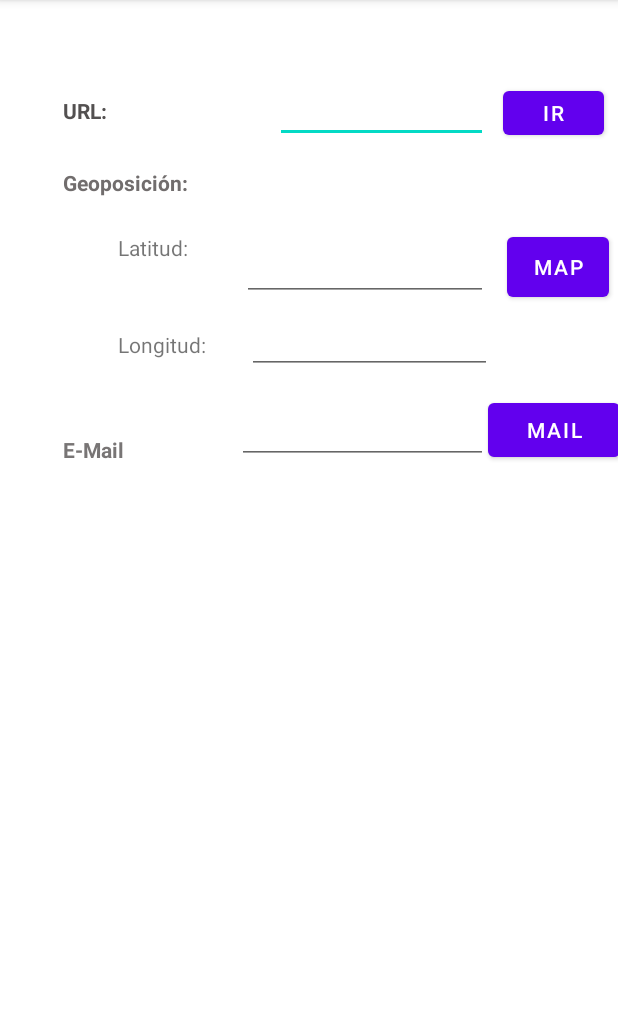
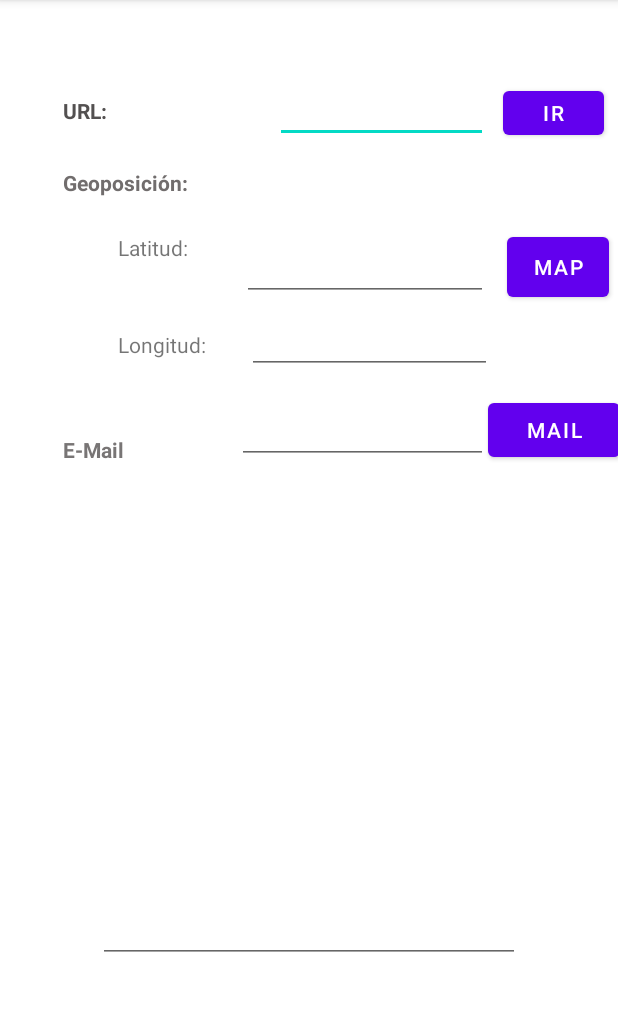
Before and after one commit to heisenferg/IntentsGeoEmail, an Android app: the screen it shows after launch (MainActivity), on a phone screen of 412 x 824 dp, the part 84-1095 px from its top. Run offline under Robolectric (Android 15) with nearby library versions, the phone set to English and light mode, and no system bars.

Commit message:
2 Final - 3 FINAl ejercicio intent Filter oK

```diff
--- a/app/src/main/AndroidManifest.xml
+++ b/app/src/main/AndroidManifest.xml
@@ -17,6 +17,12 @@
 
                 <category android:name="android.intent.category.LAUNCHER" />
             </intent-filter>
+
+            <intent-filter>
+                <action android:name="android.intent.action.SEND"/>
+                <category android:name="android.intent.category.DEFAULT"/>
+                <data android:mimeType="text/plain"/>
+            </intent-filter>
         </activity>
     </application>
 
--- a/app/src/main/java/com/example/intentsgeoemail/MainActivity.java
+++ b/app/src/main/java/com/example/intentsgeoemail/MainActivity.java
@@ -14,6 +14,10 @@ public class MainActivity extends AppCompatActivity {
 
     @Override
     protected void onCreate(Bundle savedInstanceState) {
+        Intent intent = getIntent();
+        String action = intent.getAction();
+        String textoRecibido;
+
         super.onCreate(savedInstanceState);
         setContentView(R.layout.activity_main);
         Button abrir=findViewById(R.id.buttonWeb);
@@ -22,6 +26,16 @@ public class MainActivity extends AppCompatActivity {
         map.setOnClickListener(this::abrir);
         Button mail = findViewById(R.id.buttonMail);
         mail.setOnClickListener(this::abrir);
+
+
+        EditText ed = findViewById(R.id.edRecibido);
+
+        if (action.equals(Intent.ACTION_SEND)){
+            textoRecibido= intent.getStringExtra(Intent.EXTRA_TEXT);
+            if (textoRecibido!=null){
+                ed.setText(textoRecibido);
+            }
+        }
     }
 
 
--- a/app/src/main/res/layout/activity_main.xml
+++ b/app/src/main/res/layout/activity_main.xml
@@ -153,4 +153,15 @@
         app:layout_constraintHorizontal_bias="0.0"
         app:layout_constraintStart_toEndOf="@+id/textMail"
         app:layout_constraintTop_toTopOf="@+id/textMail" />
+
+    <EditText
+        android:id="@+id/edRecibido"
+        android:layout_width="281dp"
+        android:layout_height="206dp"
+        android:ems="10"
+        android:inputType="textPersonName"
+        app:layout_constraintBottom_toBottomOf="parent"
+        app:layout_constraintEnd_toEndOf="parent"
+        app:layout_constraintStart_toStartOf="parent"
+        app:layout_constraintTop_toBottomOf="@+id/textMail" />
 </androidx.constraintlayout.widget.ConstraintLayout>
```
